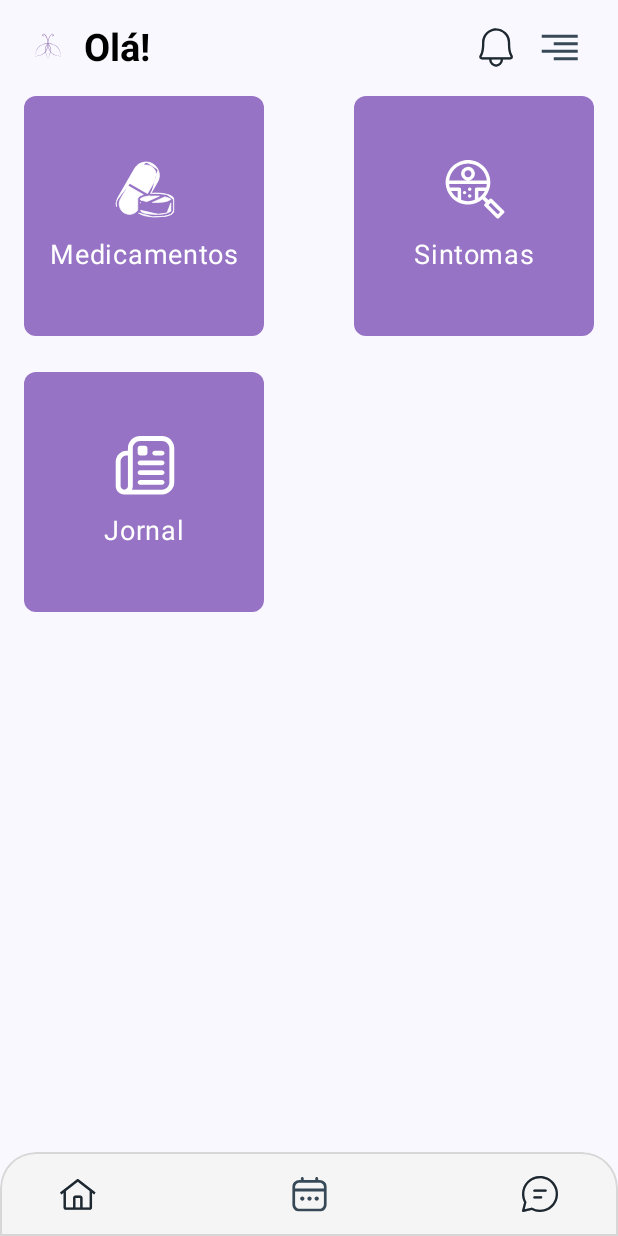
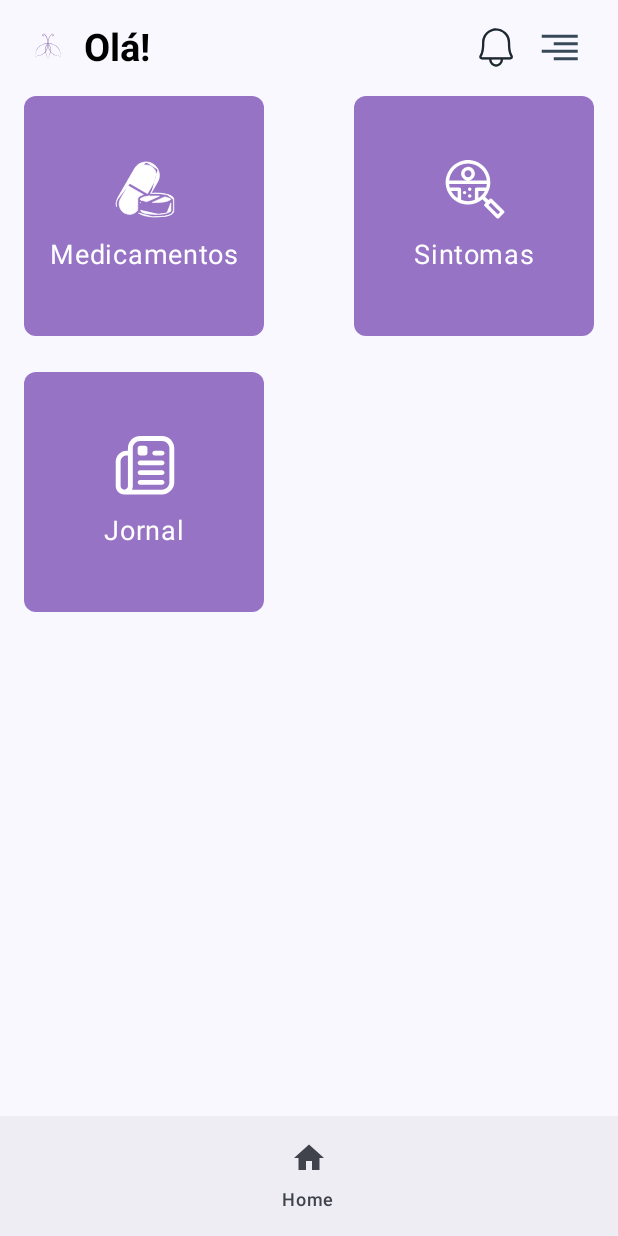
Before and after one commit to brenomonteiro/LUPIC, an Android app built with Jetpack Compose: the HomeScreen screen opened through its navigation route, on a phone screen of 412 x 824 dp. Run offline under Robolectric (Android 15) with nearby library versions, the phone set to English and light mode, and no system bars.

Commit message:
adição da bottomBar e da topBar nas telas do jornal

```diff
--- a/app/src/main/java/com/example/lupicapp/AppScaffold.kt
+++ b/app/src/main/java/com/example/lupicapp/AppScaffold.kt
@@ -16,9 +16,13 @@ import androidx.compose.foundation.layout.padding
 import androidx.compose.foundation.layout.size
 import androidx.compose.foundation.layout.width
 import androidx.compose.foundation.shape.RoundedCornerShape
+import androidx.compose.material.icons.Icons
+import androidx.compose.material.icons.filled.Home
 import androidx.compose.material3.ExperimentalMaterial3Api
 import androidx.compose.material3.Icon
 import androidx.compose.material3.IconButton
+import androidx.compose.material3.NavigationBar
+import androidx.compose.material3.NavigationBarItem
 import androidx.compose.material3.Scaffold
 import androidx.compose.material3.Snackbar
 import androidx.compose.material3.SnackbarHost
@@ -36,16 +40,20 @@ import androidx.compose.ui.res.painterResource
 import androidx.compose.ui.text.font.FontWeight
 import androidx.compose.ui.unit.dp
 import androidx.compose.ui.unit.sp
+import androidx.navigation.NavController
 
 @OptIn(ExperimentalMaterial3Api::class)
 @Composable
 fun AppScaffold(
+    navController: NavController? = null,
     showTopBar: Boolean = false,
     showBackArrow: Boolean = false, // Controla se a seta aparece
     onBackClick: () -> Unit = {},
     snackbarHostState: SnackbarHostState = remember { SnackbarHostState() }, // Estado da Snackbar
     content: @Composable (PaddingValues, SnackbarHostState) -> Unit,
 ) {
+
+
     Scaffold(
         topBar = {
             if (showTopBar) {
@@ -54,9 +62,20 @@ fun AppScaffold(
                 // Quando showTopBar for false, exibe um TopAppBar vazio (sem conteúdo, mas ainda ocupando o espaço)
                 TopAppBar(
                     title = {},
+                    actions = {
+                        Image(
+                            painter = painterResource(id = R.drawable.logosplash),
+                            contentDescription = "Imagem à esquerda",
+                            modifier = Modifier
+                                .size(70.dp)
+                                .padding(end = 8.dp)
+                        )
+                        Spacer(modifier = Modifier.width(22.dp))
+
+                    },
                     navigationIcon = {
                         if (showBackArrow) {
-                            IconButton(onClick = onBackClick) {
+                            IconButton(onClick = {navController?.popBackStack()}) {
                                 Icon(
                                     painter = painterResource(id = R.drawable.arrow),
                                     contentDescription = "Voltar"
@@ -68,44 +87,61 @@ fun AppScaffold(
             }
         },
         bottomBar = {
-            Box(
-                modifier = Modifier
-                    .fillMaxWidth()
-                    .background(colorResource(id = R.color.white_400), shape = RoundedCornerShape(topStart = 24.dp, topEnd = 24.dp)) // Arredondando os cantos superiores
-                    .clip(RoundedCornerShape(topStart = 24.dp, topEnd = 24.dp))
-                    .border(
-                        width = 1.dp, // Espessura da borda
-                        color = colorResource(R.color.border), // Cor da borda
-                        shape = RoundedCornerShape(topStart = 24.dp, topEnd = 24.dp) // Mesma forma para alinhar a borda
-                    )// Garante o recorte arredondado
-            ) {
-                Row(
-                    modifier = Modifier
-                        .fillMaxWidth()
-                        .padding(start = 40.dp, end = 40.dp, top = 16.dp, bottom = 16.dp)
-                        .background(
-                            colorResource(id = R.color.white_400)
-                        ),
-
-                    horizontalArrangement = Arrangement.SpaceBetween) {
-                    Image(
-                        painter = painterResource(id = R.drawable.home),
-                        contentDescription = "Imagem à esquerda",
-                        modifier = Modifier.size(24.dp)
-                    )
-                    Image(
-                        painter = painterResource(id = R.drawable.calendario),
-                        contentDescription = "Imagem à esquerda",
-                        modifier = Modifier.size(24.dp)
-                    )
-                    Image(
-                        painter = painterResource(id = R.drawable.chat),
-                        contentDescription = "Imagem à esquerda",
-                        modifier = Modifier.size(24.dp)
-                    )
-                }
+            NavigationBar {
+                NavigationBarItem(
+                    selected = false,
+                    onClick = {
+                        navController?.navigate("home") {
+                            popUpTo(0) { inclusive = true }
+                        }
+                    },
+                    icon = { Icon(Icons.Default.Home, "") },
+                    label = { Text("Home") }
+                )
             }
-
+//            Box(
+//                modifier = Modifier
+//                    .fillMaxWidth()
+//                    .background(
+//                        colorResource(id = R.color.white_400),
+//                        shape = RoundedCornerShape(topStart = 24.dp, topEnd = 24.dp)
+//                    ) // Arredondando os cantos superiores
+//                    .clip(RoundedCornerShape(topStart = 24.dp, topEnd = 24.dp))
+//                    .border(
+//                        width = 1.dp, // Espessura da borda
+//                        color = colorResource(R.color.border), // Cor da borda
+//                        shape = RoundedCornerShape(
+//                            topStart = 24.dp,
+//                            topEnd = 24.dp
+//                        ) // Mesma forma para alinhar a borda
+//                    )
+//            ) {
+//                Row(
+//                    modifier = Modifier
+//                        .fillMaxWidth()
+//                        .padding(start = 40.dp, end = 40.dp, top = 16.dp, bottom = 16.dp)
+//                        .background(
+//                            colorResource(id = R.color.white_400)
+//                        ),
+//
+//                    horizontalArrangement = Arrangement.SpaceBetween) {
+//                    Image(
+//                        painter = painterResource(id = R.drawable.home),
+//                        contentDescription = "Imagem à esquerda",
+//                        modifier = Modifier.size(24.dp)
+//                    )
+//                    Image(
+//                        painter = painterResource(id = R.drawable.calendario),
+//                        contentDescription = "Imagem à esquerda",
+//                        modifier = Modifier.size(24.dp)
+//                    )
+//                    Image(
+//                        painter = painterResource(id = R.drawable.chat),
+//                        contentDescription = "Imagem à esquerda",
+//                        modifier = Modifier.size(24.dp)
+//                    )
+//                }
+//            }
 
 
         },
@@ -126,7 +162,7 @@ fun AppScaffold(
 @OptIn(ExperimentalMaterial3Api::class)
 @Composable
 fun TopBarWithImageAndText(
-   // showBackArrow: Boolean,
+    // showBackArrow: Boolean,
     //onBackClick: () -> Unit
 ) {
     TopAppBar(
@@ -162,7 +198,7 @@ fun TopBarWithImageAndText(
                 )
             }
         },
-        actions ={
+        actions = {
             Image(
                 painter = painterResource(id = R.drawable.sino),
                 contentDescription = "Imagem à esquerda",
@@ -172,7 +208,7 @@ fun TopBarWithImageAndText(
             Image(
                 painter = painterResource(id = R.drawable.sandwiche),
                 contentDescription = "Imagem à esquerda",
-               // modifier = Modifier.size(40.dp)
+                // modifier = Modifier.size(40.dp)
             )
             Spacer(modifier = Modifier.width(22.dp))
 
--- a/app/src/main/java/com/example/lupicapp/ui/journal/journal.kt
+++ b/app/src/main/java/com/example/lupicapp/ui/journal/journal.kt
@@ -45,7 +45,7 @@ fun Journal(
 //    onLoginSuccess: () -> Unit
 ) {
 
-    AppScaffold(showTopBar = true) { innerPadding, _ ->
+    AppScaffold(navController = navController,showBackArrow = true) { innerPadding, _ ->
         LazyColumn(
             modifier = Modifier.fillMaxWidth(),
             contentPadding = PaddingValues(
```
Also changed, not shown: app/src/main/java/com/example/lupicapp/MainActivity.kt (+7 -7 lines), app/src/main/java/com/example/lupicapp/ui/journal/diagnostic.kt (+4 -3 lines), app/src/main/java/com/example/lupicapp/ui/journal/lupusType.kt (+36 -17 lines), app/src/main/java/com/example/lupicapp/ui/journal/patientJourney.kt (+6 -3 lines), app/src/main/java/com/example/lupicapp/ui/journal/prognostic.kt (+6 -3 lines), app/src/main/java/com/example/lupicapp/ui/journal/treatment.kt (+6 -3 lines), app/src/main/java/com/example/lupicapp/ui/journal/whatIsLupus.kt (+6 -3 lines).
